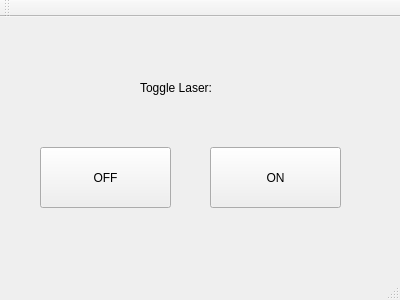
Before: the Qt Designer form lasercontrol_qt/mainwindow.ui in thorbenm/lasercontrol_qt, drawn with Qt 5.
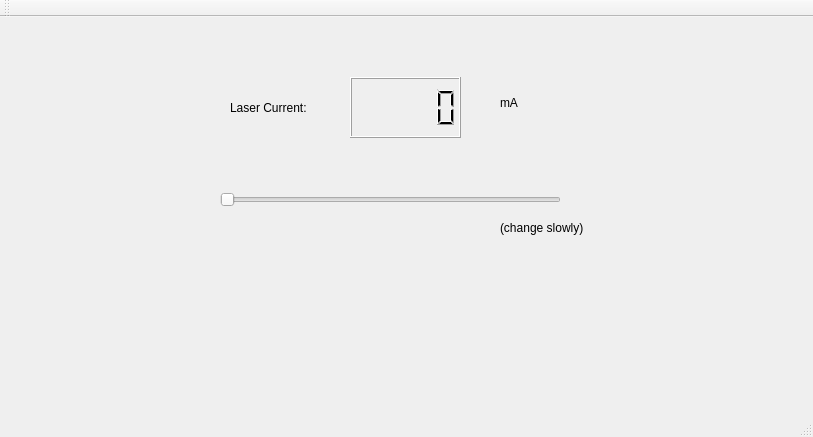
After: the same form once the commit is applied.

Commit message: replaced the switch by a slider and a display of current current

Patch:
```diff
--- a/lasercontrol_qt/mainwindow.ui
+++ b/lasercontrol_qt/mainwindow.ui
@@ -6,51 +6,77 @@
    <rect>
     <x>0</x>
     <y>0</y>
-    <width>400</width>
-    <height>300</height>
+    <width>813</width>
+    <height>437</height>
    </rect>
   </property>
   <property name="windowTitle">
    <string>MainWindow</string>
   </property>
   <widget class="QWidget" name="centralWidget">
-   <widget class="QPushButton" name="on_button">
-    <property name="geometry">
-     <rect>
-      <x>210</x>
-      <y>130</y>
-      <width>131</width>
-      <height>61</height>
-     </rect>
-    </property>
-    <property name="text">
-     <string>ON</string>
-    </property>
-   </widget>
-   <widget class="QPushButton" name="off_button">
-    <property name="geometry">
-     <rect>
-      <x>40</x>
-      <y>130</y>
-      <width>131</width>
-      <height>61</height>
-     </rect>
-    </property>
-    <property name="text">
-     <string>OFF</string>
-    </property>
-   </widget>
    <widget class="QLabel" name="label">
     <property name="geometry">
      <rect>
-      <x>140</x>
-      <y>60</y>
+      <x>230</x>
+      <y>80</y>
       <width>101</width>
       <height>21</height>
      </rect>
     </property>
     <property name="text">
-     <string>Toggle Laser:</string>
+     <string>Laser Current:</string>
+    </property>
+   </widget>
+   <widget class="QSlider" name="horizontalSlider">
+    <property name="geometry">
+     <rect>
+      <x>220</x>
+      <y>170</y>
+      <width>341</width>
+      <height>26</height>
+     </rect>
+    </property>
+    <property name="maximum">
+     <number>5000</number>
+    </property>
+    <property name="orientation">
+     <enum>Qt::Horizontal</enum>
+    </property>
+   </widget>
+   <widget class="QLCDNumber" name="lcdNumber">
+    <property name="geometry">
+     <rect>
+      <x>350</x>
+      <y>60</y>
+      <width>111</width>
+      <height>61</height>
+     </rect>
+    </property>
+   </widget>
+   <widget class="QLabel" name="label_2">
+    <property name="geometry">
+     <rect>
+      <x>500</x>
+      <y>70</y>
+      <width>68</width>
+      <height>31</height>
+     </rect>
+    </property>
+    <property name="text">
+     <string>mA</string>
+    </property>
+   </widget>
+   <widget class="QLabel" name="label_3">
+    <property name="geometry">
+     <rect>
+      <x>500</x>
+      <y>200</y>
+      <width>111</width>
+      <height>21</height>
+     </rect>
+    </property>
+    <property name="text">
+     <string>(change slowly)</string>
     </property>
    </widget>
   </widget>
```
Left out of the diff: 2 changed lines with no effect on the pictures. The commit also changes 11 other files.
